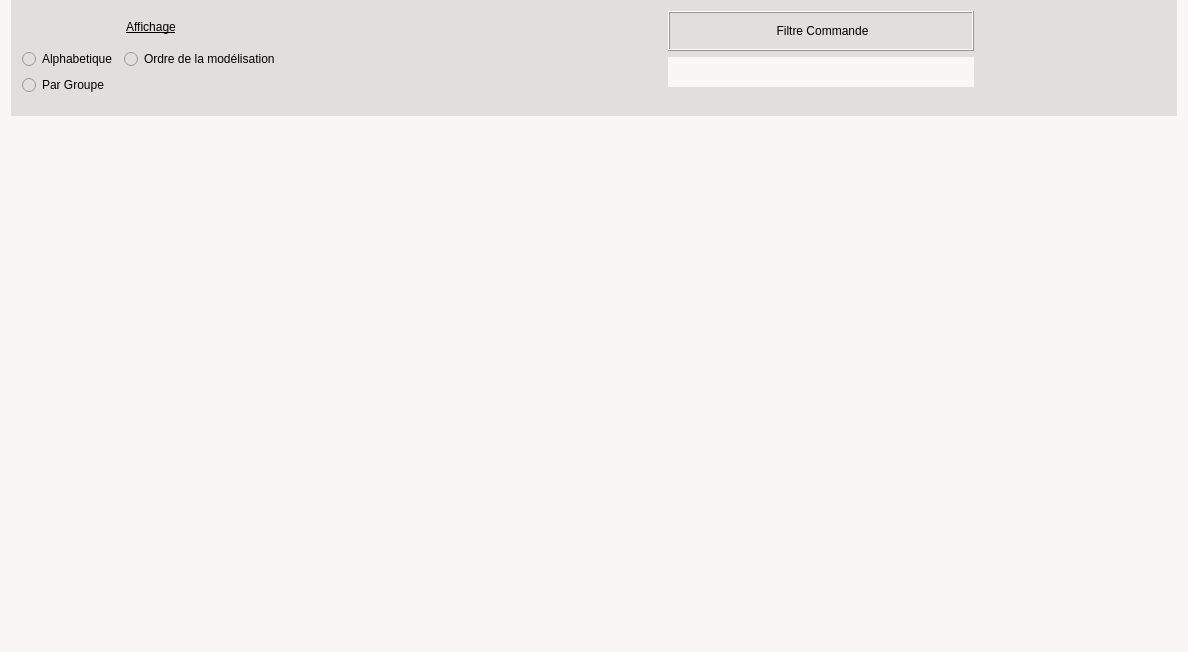
The window that UiQT4/desChoixCommandes.ui (SalomePlatform/eficas_tools) describes before a commit, drawn with Qt 5.
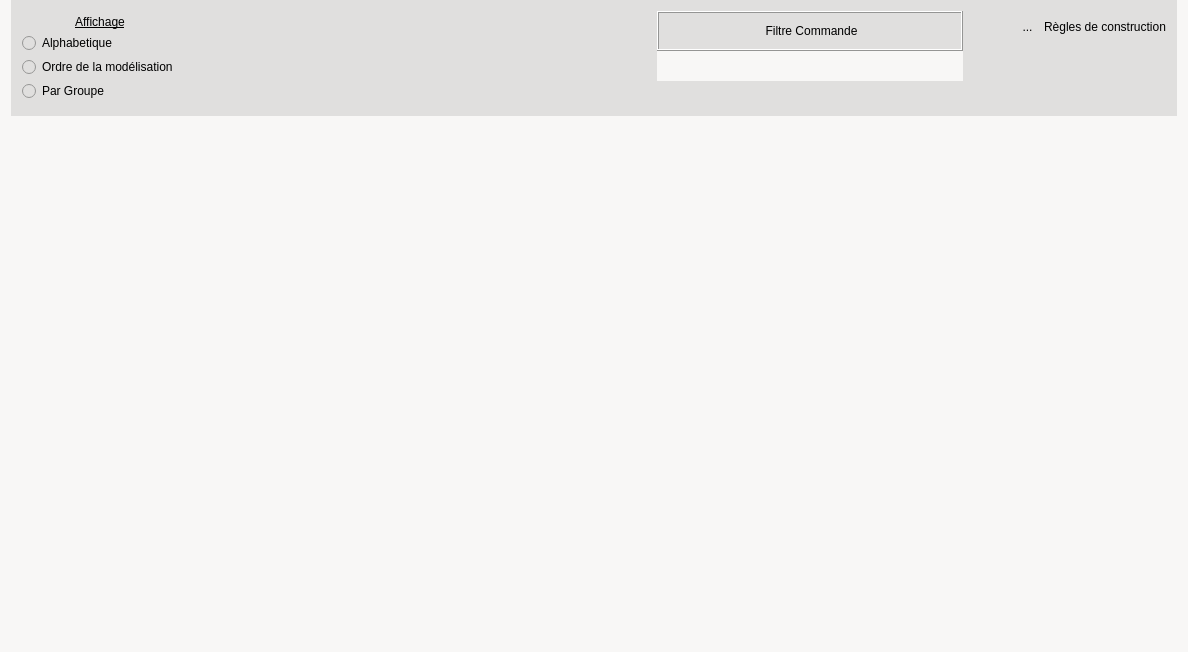
The same window after the commit. Icons and pictures are not drawn.

Commit message: ajout des regles

The edit to the form file:
```diff
--- a/UiQT4/desChoixCommandes.ui
+++ b/UiQT4/desChoixCommandes.ui
@@ -64,9 +64,15 @@
      <property name="frameShadow">
       <enum>QFrame::Raised</enum>
      </property>
-     <layout class="QHBoxLayout" name="horizontalLayout">
+     <layout class="QHBoxLayout" name="horizontalLayout_2">
       <item>
        <layout class="QVBoxLayout" name="verticalLayout_2">
+        <property name="spacing">
+         <number>0</number>
+        </property>
+        <property name="sizeConstraint">
+         <enum>QLayout::SetFixedSize</enum>
+        </property>
         <item>
          <widget class="QLabel" name="label">
           <property name="sizePolicy">
@@ -81,8 +87,6 @@
          </widget>
         </item>
         <item>
-         <layout class="QGridLayout" name="gridLayout">
-          <item row="0" column="0">
            <widget class="QRadioButton" name="RBalpha">
             <property name="toolTip">
              <string>affiche les commandes par ordre alphabetique</string>
@@ -92,7 +96,7 @@
             </property>
            </widget>
           </item>
-          <item row="0" column="1">
+        <item>
            <widget class="QRadioButton" name="RBOrdre">
             <property name="toolTip">
              <string>affiche les commandes selon les thèmes</string>
@@ -102,7 +106,7 @@
             </property>
            </widget>
           </item>
-          <item row="1" column="0">
+        <item>
            <widget class="QRadioButton" name="RBGroupe">
             <property name="toolTip">
              <string>affiche les commandes selon les thèmes</string>
@@ -114,8 +118,6 @@
           </item>
          </layout>
         </item>
-       </layout>
-      </item>
       <item>
        <spacer name="horizontalSpacer">
         <property name="orientation">
@@ -131,6 +133,9 @@
       </item>
       <item>
        <layout class="QVBoxLayout" name="verticalLayout_3">
+        <property name="spacing">
+         <number>0</number>
+        </property>
         <item>
          <widget class="QLabel" name="textLabel6">
           <property name="sizePolicy">
@@ -203,18 +208,87 @@
        </layout>
       </item>
       <item>
-       <spacer name="horizontalSpacer_2">
+       <spacer name="horizontalSpacer_3">
         <property name="orientation">
          <enum>Qt::Horizontal</enum>
         </property>
+        <property name="sizeType">
+         <enum>QSizePolicy::Minimum</enum>
+        </property>
         <property name="sizeHint" stdset="0">
          <size>
-          <width>71</width>
+          <width>48</width>
           <height>18</height>
          </size>
         </property>
        </spacer>
       </item>
+      <item>
+       <layout class="QVBoxLayout" name="verticalLayout_5">
+        <item>
+         <layout class="QHBoxLayout" name="horizontalLayout">
+          <item>
+           <widget class="QToolButton" name="RBRegle">
+            <property name="minimumSize">
+             <size>
+              <width>21</width>
+              <height>31</height>
+             </size>
+            </property>
+            <property name="maximumSize">
+             <size>
+              <width>21</width>
+              <height>31</height>
+             </size>
+            </property>
+            <property name="focusPolicy">
+             <enum>Qt::ClickFocus</enum>
+            </property>
+            <property name="toolTip">
+             <string>affiche les régles de validité</string>
+            </property>
+            <property name="styleSheet">
+             <string notr="true">border : 0px</string>
+            </property>
+            <property name="text">
+             <string>...</string>
+            </property>
+            <property name="icon">
+             <iconset>
+              <normaloff>../Editeur/icons/lettreRblanc30.png</normaloff>../Editeur/icons/lettreRblanc30.png</iconset>
+            </property>
+            <property name="iconSize">
+             <size>
+              <width>21</width>
+              <height>31</height>
+             </size>
+            </property>
+           </widget>
+          </item>
+          <item>
+           <widget class="QLabel" name="labelRegle">
+            <property name="text">
+             <string>Règles de construction</string>
+            </property>
+           </widget>
+          </item>
+         </layout>
+        </item>
+        <item>
+         <spacer name="verticalSpacer">
+          <property name="orientation">
+           <enum>Qt::Vertical</enum>
+          </property>
+          <property name="sizeHint" stdset="0">
+           <size>
+            <width>20</width>
+            <height>40</height>
+           </size>
+          </property>
+         </spacer>
+        </item>
+       </layout>
+      </item>
      </layout>
      <zorder>horizontalSpacer</zorder>
      <zorder>horizontalSpacer_2</zorder>
```
Left out of the diff: 2 changed lines with no effect on the pictures. Lines whose indentation alone changed are shown as unchanged. The commit also changes 17 other files.
